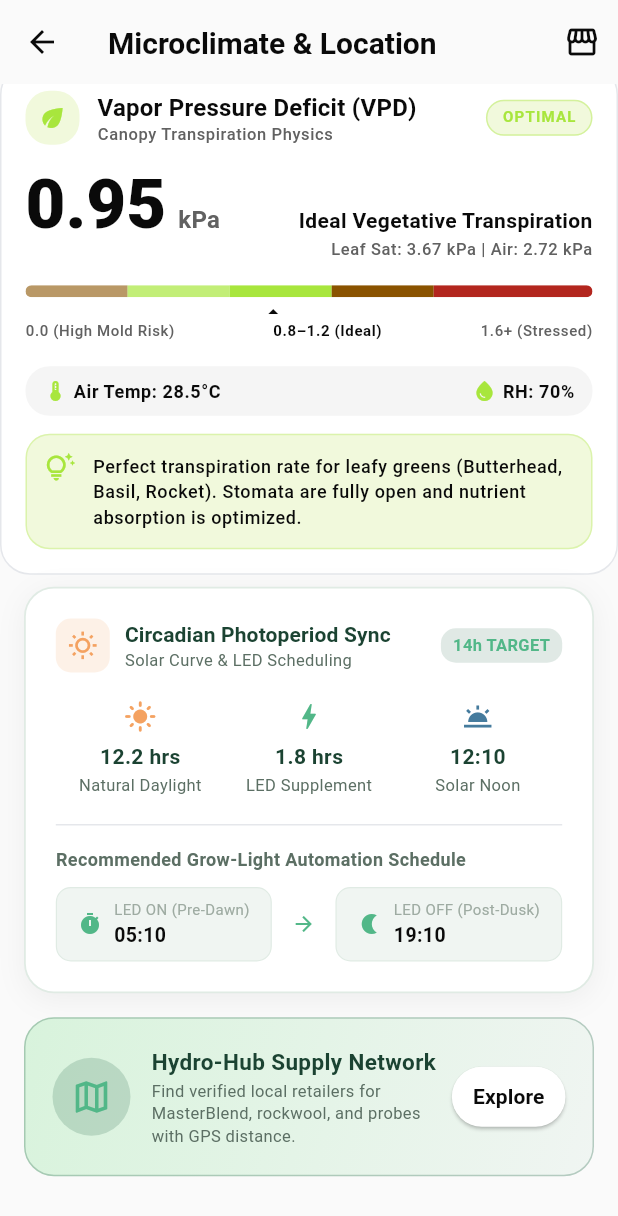
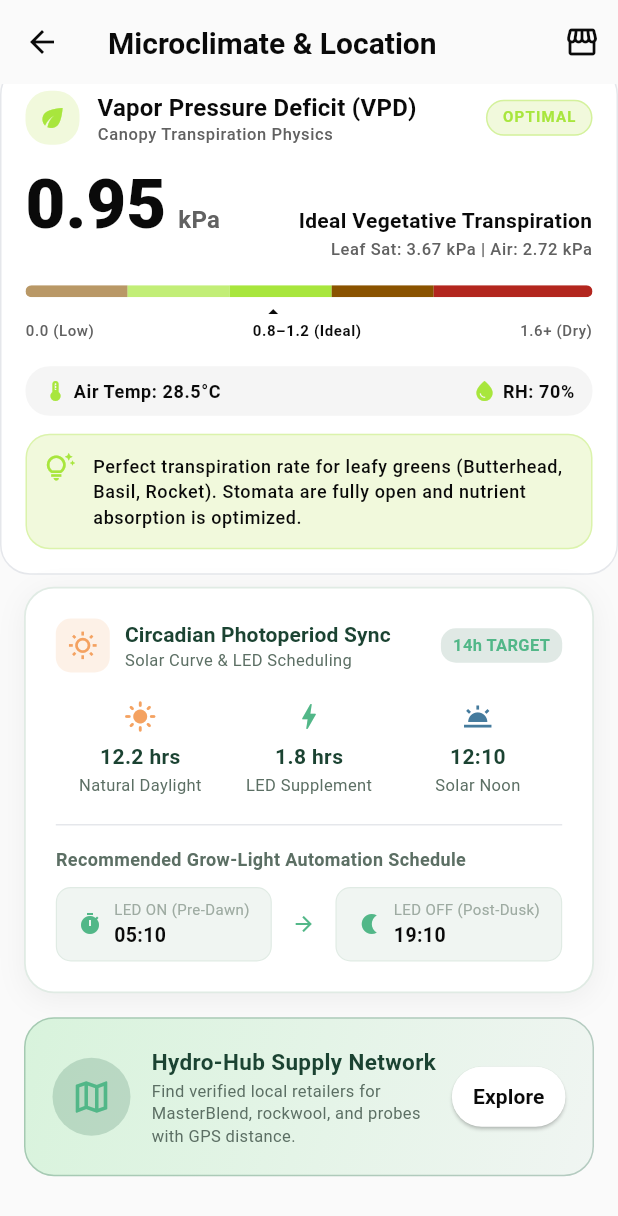
Before and after one commit to sameera-ekanayaka/AquaGrow_Connect, a Flutter app: the MicroclimateScreen screen opened by its route, scrolled down 390 dp, on a phone screen of 412 x 824 dp. Shown: the top 1216 px of the screen. Run offline on Flutter 3.47's test engine with Material 3 defaults, Android fonts, the phone set to English and light mode, and no system bars; our stand-ins replace connectivity_plus, fl_chart, flutter_local_notifications, flutter_riverpod, flutter_secure_storage, geolocator and 8 more; accounts and stored records are empty.

Commit message:
fix(location): wrap weather and VPD card rows to eliminate 360dp overflows

```diff
--- a/lib/features/location/presentation/vpd_gauge_card.dart
+++ b/lib/features/location/presentation/vpd_gauge_card.dart
@@ -32,7 +32,8 @@ class VpdGaugeCard extends ConsumerWidget {
           Row(
             mainAxisAlignment: MainAxisAlignment.spaceBetween,
             children: [
-              Row(
+              Expanded(
+                child: Row(
                   children: [
                     Container(
                       padding: const EdgeInsets.all(AgSpace.s8),
@@ -43,7 +44,8 @@ class VpdGaugeCard extends ConsumerWidget {
                       child: Icon(Icons.eco, color: zoneTone.primary, size: 20),
                     ),
                     const SizedBox(width: AgSpace.s12),
-                  Column(
+                    Expanded(
+                      child: Column(
                         crossAxisAlignment: CrossAxisAlignment.start,
                         children: [
                           Text(
@@ -52,6 +54,7 @@ class VpdGaugeCard extends ConsumerWidget {
                               fontWeight: FontWeight.w700,
                               color: colors.text,
                             ),
+                            overflow: TextOverflow.ellipsis,
                           ),
                           Text(
                             'Canopy Transpiration Physics',
@@ -59,17 +62,23 @@ class VpdGaugeCard extends ConsumerWidget {
                               color: colors.textSecondary,
                               fontSize: 11,
                             ),
+                            overflow: TextOverflow.ellipsis,
                           ),
                         ],
                       ),
+                    ),
                   ],
                 ),
+              ),
+              const SizedBox(width: AgSpace.s8),
               Container(
-                padding: const EdgeInsets.symmetric(horizontal: 10, vertical: 4),
+                padding:
+                    const EdgeInsets.symmetric(horizontal: 10, vertical: 4),
                 decoration: BoxDecoration(
                   color: zoneTone.surface,
                   borderRadius: AgRadius.all(AgRadius.pill),
-                  border: Border.all(color: zoneTone.primary.withValues(alpha: 0.4)),
+                  border: Border.all(
+                      color: zoneTone.primary.withValues(alpha: 0.4)),
                 ),
                 child: Text(
                   vpd.isOptimal ? 'OPTIMAL' : 'ATTENTION',
@@ -108,8 +117,9 @@ class VpdGaugeCard extends ConsumerWidget {
                   color: colors.textSecondary,
                 ),
               ),
-              const Spacer(),
-              Column(
+              const SizedBox(width: AgSpace.s8),
+              Expanded(
+                child: Column(
                   crossAxisAlignment: CrossAxisAlignment.end,
                   children: [
                     Text(
@@ -118,6 +128,8 @@ class VpdGaugeCard extends ConsumerWidget {
                         fontWeight: FontWeight.bold,
                         color: colors.text,
                       ),
+                      textAlign: TextAlign.end,
+                      overflow: TextOverflow.ellipsis,
                     ),
                     const SizedBox(height: 2),
                     Text(
@@ -126,8 +138,11 @@ class VpdGaugeCard extends ConsumerWidget {
                         fontSize: 11,
                         color: colors.textSecondary,
                       ),
+                      textAlign: TextAlign.end,
+                      overflow: TextOverflow.ellipsis,
                     ),
                   ],
+                ),
               ),
             ],
           ),
@@ -149,19 +164,25 @@ class VpdGaugeCard extends ConsumerWidget {
             child: Row(
               mainAxisAlignment: MainAxisAlignment.spaceBetween,
               children: [
-                Row(
+                Expanded(
+                  child: Row(
                     children: [
                       Icon(Icons.thermostat, size: 16, color: colors.brand),
                       const SizedBox(width: 4),
-                    Text(
+                      Flexible(
+                        child: Text(
                           'Air Temp: ${vpd.airTemperatureC.toStringAsFixed(1)}°C',
                           style: textTheme.bodySmall?.copyWith(
                             fontWeight: FontWeight.w600,
                             color: colors.text,
                           ),
+                          overflow: TextOverflow.ellipsis,
+                        ),
                       ),
                     ],
                   ),
+                ),
+                const SizedBox(width: AgSpace.s8),
                 Row(
                   children: [
                     Icon(Icons.water_drop, size: 16, color: colors.brand),
@@ -187,7 +208,8 @@ class VpdGaugeCard extends ConsumerWidget {
             decoration: BoxDecoration(
               color: zoneTone.surface,
               borderRadius: AgRadius.all(AgRadius.r16),
-              border: Border.all(color: zoneTone.primary.withValues(alpha: 0.3)),
+              border:
+                  Border.all(color: zoneTone.primary.withValues(alpha: 0.3)),
             ),
             child: Row(
               crossAxisAlignment: CrossAxisAlignment.start,
@@ -239,15 +261,22 @@ class VpdGaugeCard extends ConsumerWidget {
                 child: Row(
                   children: [
                     // Under-transpiration: 0 - 0.4
-                    Expanded(flex: 18, child: Container(color: colors.warning.withValues(alpha: 0.6))),
+                    Expanded(
+                        flex: 18,
+                        child: Container(
+                            color: colors.warning.withValues(alpha: 0.6))),
                     // Early veg: 0.4 - 0.8
-                    Expanded(flex: 18, child: Container(color: colors.brand.withValues(alpha: 0.7))),
+                    Expanded(
+                        flex: 18,
+                        child: Container(
+                            color: colors.brand.withValues(alpha: 0.7))),
                     // Ideal veg: 0.8 - 1.2
                     Expanded(flex: 18, child: Container(color: colors.brand)),
                     // Ideal generative: 1.2 - 1.6
                     Expanded(flex: 18, child: Container(color: colors.warning)),
                     // Over-transpiration: 1.6+
-                    Expanded(flex: 28, child: Container(color: colors.critical)),
+                    Expanded(
+                        flex: 28, child: Container(color: colors.critical)),
                   ],
                 ),
               ),
@@ -275,26 +304,37 @@ class VpdGaugeCard extends ConsumerWidget {
             Row(
               mainAxisAlignment: MainAxisAlignment.spaceBetween,
               children: [
-                Text(
-                  '0.0 (High Mold Risk)',
+                Flexible(
+                  child: Text(
+                    '0.0 (Low)',
                     style: textTheme.bodySmall?.copyWith(
                       fontSize: 10,
                       color: colors.textSecondary,
                     ),
+                    overflow: TextOverflow.ellipsis,
                   ),
-                Text(
+                ),
+                Flexible(
+                  child: Text(
                     '0.8–1.2 (Ideal)',
                     style: textTheme.bodySmall?.copyWith(
                       fontSize: 10,
                       color: colors.text,
                       fontWeight: FontWeight.bold,
                     ),
+                    textAlign: TextAlign.center,
+                    overflow: TextOverflow.ellipsis,
                   ),
-                Text(
-                  '1.6+ (Stressed)',
+                ),
+                Flexible(
+                  child: Text(
+                    '1.6+ (Dry)',
                     style: textTheme.bodySmall?.copyWith(
                       fontSize: 10,
                       color: colors.textSecondary,
+                    ),
+                    textAlign: TextAlign.end,
+                    overflow: TextOverflow.ellipsis,
                   ),
                 ),
               ],
@@ -308,15 +348,18 @@ class VpdGaugeCard extends ConsumerWidget {
   _ZoneTone _getZoneColors(VpdZone zone, AgColors colors) {
     switch (zone) {
       case VpdZone.underTranspiration:
-        return _ZoneTone(primary: colors.warning, surface: colors.warningSurface);
+        return _ZoneTone(
+            primary: colors.warning, surface: colors.warningSurface);
       case VpdZone.earlyVegetative:
         return _ZoneTone(primary: colors.brand, surface: colors.brandSurface);
       case VpdZone.optimalVegetative:
         return _ZoneTone(primary: colors.brand, surface: colors.brandSurface);
       case VpdZone.optimalGenerative:
-        return _ZoneTone(primary: colors.warning, surface: colors.warningSurface);
+        return _ZoneTone(
+            primary: colors.warning, surface: colors.warningSurface);
       case VpdZone.overTranspirationStress:
-        return _ZoneTone(primary: colors.critical, surface: colors.criticalSurface);
+        return _ZoneTone(
+            primary: colors.critical, surface: colors.criticalSurface);
     }
   }
 }
```
Also changed, not shown: lib/features/location/presentation/weather_summary_card.dart (+28 -7 lines), 1 other file. Lines whose indentation alone changed are shown as unchanged.
